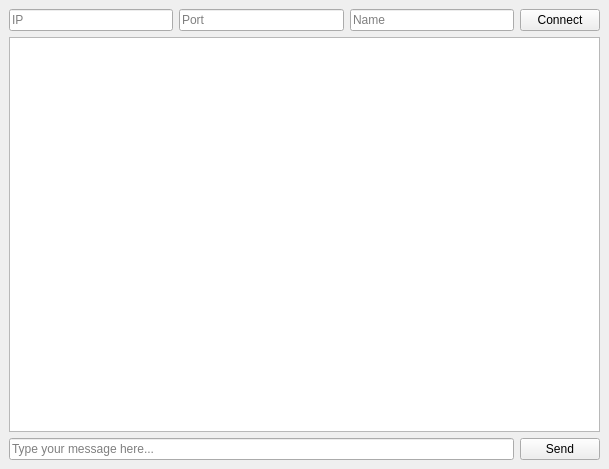
vasilinaruban/Client-server, file client/client.ui: the form before one commit.
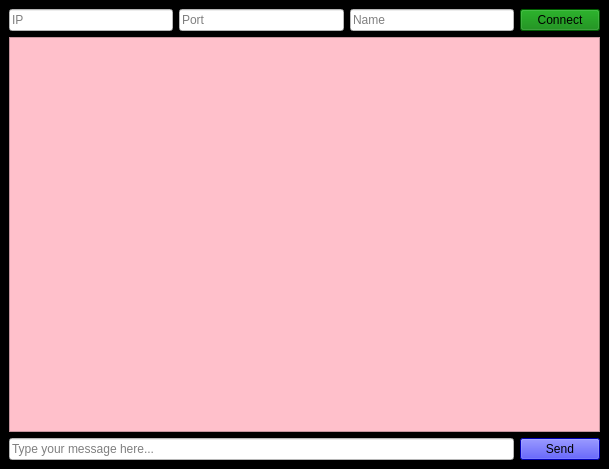
The form after the commit.

```diff
--- a/client/client.ui
+++ b/client/client.ui
@@ -13,12 +13,18 @@
   <property name="windowTitle">
    <string>Chat Client</string>
   </property>
+  <property name="styleSheet">
+   <string notr="true">background-color: black;</string>
+  </property>
   <widget class="QWidget" name="centralwidget">
    <layout class="QVBoxLayout" name="verticalLayout">
     <item>
      <layout class="QHBoxLayout" name="horizontalLayout">
       <item>
        <widget class="QLineEdit" name="serverLineEdit">
+        <property name="styleSheet">
+         <string notr="true">background-color: white; color: black;</string>
+        </property>
         <property name="inputMask">
          <string/>
         </property>
@@ -29,6 +35,9 @@
       </item>
       <item>
        <widget class="QLineEdit" name="portLineEdit">
+        <property name="styleSheet">
+         <string notr="true">background-color: white; color: black;</string>
+        </property>
         <property name="placeholderText">
          <string>Port</string>
         </property>
@@ -36,6 +45,9 @@
       </item>
       <item>
        <widget class="QLineEdit" name="nameLineEdit">
+        <property name="styleSheet">
+         <string notr="true">background-color: white; color: black;</string>
+        </property>
         <property name="placeholderText">
          <string>Name</string>
         </property>
@@ -43,6 +55,9 @@
       </item>
       <item>
        <widget class="QPushButton" name="connectButton">
+        <property name="styleSheet">
+         <string notr="true">background-color: green; color: black;</string>
+        </property>
         <property name="text">
          <string>Connect</string>
         </property>
@@ -52,6 +67,16 @@
     </item>
     <item>
      <widget class="QTextEdit" name="chatTextEdit">
+      <property name="font">
+       <font>
+        <pointsize>14</pointsize>
+        <weight>75</weight>
+        <bold>true</bold>
+       </font>
+      </property>
+      <property name="styleSheet">
+       <string notr="true">background-color: pink; color: white;</string>
+      </property>
       <property name="readOnly">
        <bool>true</bool>
       </property>
@@ -61,6 +86,9 @@
      <layout class="QHBoxLayout" name="horizontalLayout_2">
       <item>
        <widget class="QLineEdit" name="messageLineEdit">
+        <property name="styleSheet">
+         <string notr="true">background-color: white; color: black;</string>
+        </property>
         <property name="placeholderText">
          <string>Type your message here...</string>
         </property>
@@ -68,6 +96,9 @@
       </item>
       <item>
        <widget class="QPushButton" name="sendButton">
+        <property name="styleSheet">
+         <string notr="true">background-color: blue; color: black;</string>
+        </property>
         <property name="text">
          <string>Send</string>
         </property>
```
